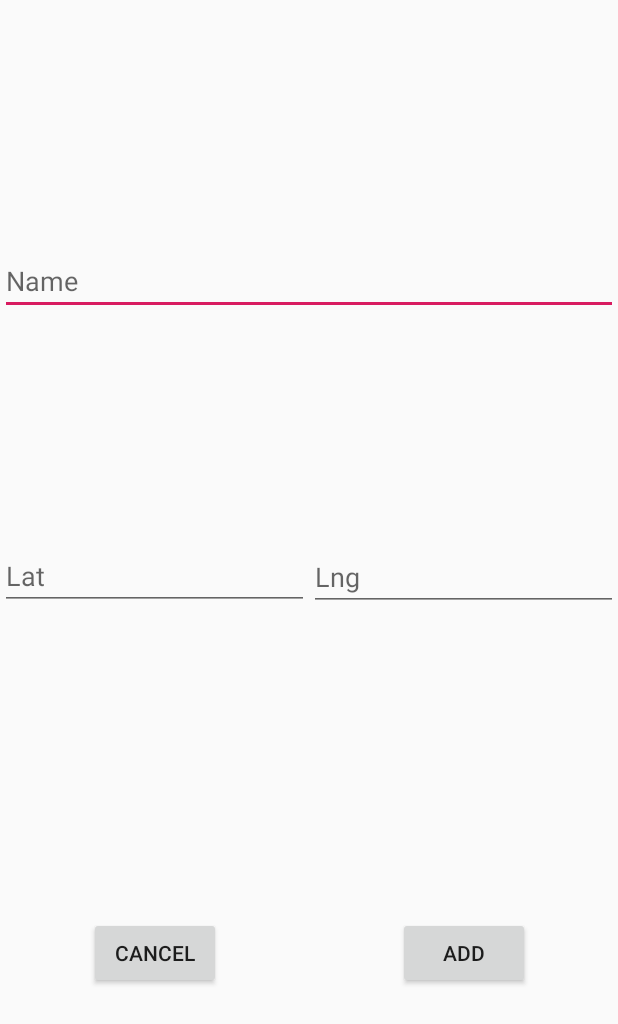
After one commit to PrinceB3N/Schedule-Optimization, an Android app: the AddTaskActivity screen opened directly, with no data from a screen before it, on a phone screen of 412 x 824 dp. The commit adds this screen. Shown: the top 1024 px of the screen. Run offline under Robolectric (Android 15) with nearby library versions, the phone set to English and light mode, and no system bars; our stand-ins replace navigation-ui; network calls fail.

Commit message:
my - add activity for adding locations to json files

```diff
--- a/android/app/src/main/AndroidManifest.xml
+++ b/android/app/src/main/AndroidManifest.xml
@@ -20,7 +20,6 @@
         <activity
             android:name=".MainActivity"
             android:label="@string/title_activity_main">
-
         </activity>
         <!--
              The API key for Google Maps-based APIs is defined as a string resource.
@@ -44,6 +43,9 @@
                 <category android:name="android.intent.category.LAUNCHER" />
             </intent-filter>
         </activity>
+        <activity
+            android:name=".AddTaskActivity">
+        </activity>
     </application>
 
 </manifest>
--- /dev/null
+++ b/android/app/src/main/java/edu/ucsb/cs/cs48/schedoptim/AddTaskActivity.java
@@ -0,0 +1,81 @@
+package edu.ucsb.cs.cs48.schedoptim;
+
+import android.app.Activity;
+import android.content.Context;
+import android.content.DialogInterface;
+import android.content.Intent;
+import android.os.Bundle;
+import android.view.View;
+import android.util.Log;
+import android.view.View;
+import android.widget.Button;
+
+import androidx.appcompat.app.AppCompatActivity;
+import androidx.navigation.NavController;
+import androidx.navigation.Navigation;
+import androidx.navigation.ui.AppBarConfiguration;
+import androidx.navigation.ui.NavigationUI;
+
+import com.google.android.gms.maps.CameraUpdateFactory;
+import com.google.android.gms.maps.GoogleMap;
+import com.google.android.gms.maps.OnMapReadyCallback;
+import com.google.android.gms.maps.SupportMapFragment;
+import com.google.android.gms.maps.model.LatLng;
+import com.google.android.gms.maps.model.LatLngBounds;
+import com.google.android.gms.maps.model.MarkerOptions;
+import com.google.android.material.bottomnavigation.BottomNavigationView;
+import com.google.android.material.floatingactionbutton.FloatingActionButton;
+import com.google.android.gms.maps.model.PolylineOptions;
+import com.google.android.material.textfield.TextInputEditText;
+
+import java.io.File;
+import java.util.ArrayList;
+import java.util.List;
+
+import static edu.ucsb.cs.cs48.schedoptim.JSONUtils.getObjectFromJSON;
+import static edu.ucsb.cs.cs48.schedoptim.JSONUtils.getRouteFromNewLocations;
+import static edu.ucsb.cs.cs48.schedoptim.JSONUtils.getStoredRoute;
+
+public class AddTaskActivity extends Activity {
+
+    @Override
+    protected void onCreate(Bundle savedInstanceState) {
+        super.onCreate(savedInstanceState);
+        setContentView(R.layout.activity_add_task);
+
+        Button cancel = findViewById(R.id.button_cancel);
+        Button add = findViewById(R.id.button_add);
+        final TextInputEditText input_name = findViewById(R.id.textInput_name);
+        final TextInputEditText input_lat= findViewById(R.id.textInput_lat);
+        final TextInputEditText input_lng = findViewById(R.id.textInput_lng);
+
+        Intent i = getIntent();
+        final String file_dir = i.getStringExtra("path");
+        final String file_path = "/test.json";
+
+        add.setOnClickListener(new View.OnClickListener() {
+            @Override
+            public void onClick(View v) {
+                double lat = Double.valueOf(input_lat.getText().toString());
+                double lng = Double.valueOf(input_lng.getText().toString());
+                Location l = new Location(new LatLng(lat, lng),input_name.getText().toString());
+
+                Schedule s = (Schedule)getObjectFromJSON(Schedule.class,file_dir, file_path);
+                s.getLocations().add(l);
+                s.storeSchedule(file_dir, file_path);
+                Intent c = new Intent(getApplicationContext(), MapsActivity.class);
+                startActivity(c);
+            }
+        });
+
+        cancel.setOnClickListener(new View.OnClickListener() {
+            @Override
+            public void onClick(View v) {
+                Intent c = new Intent(getApplicationContext(), MapsActivity.class);
+                startActivity(c);
+            }
+        });
+
+    }
+
+}
--- a/android/app/src/main/java/edu/ucsb/cs/cs48/schedoptim/MapsActivity.java
+++ b/android/app/src/main/java/edu/ucsb/cs/cs48/schedoptim/MapsActivity.java
@@ -4,6 +4,7 @@ import androidx.fragment.app.FragmentActivity;
 
 import android.content.Context;
 import android.content.DialogInterface;
+import android.content.Intent;
 import android.os.Bundle;
 import android.view.View;
 import android.util.Log;
@@ -47,6 +48,16 @@ public class MapsActivity extends FragmentActivity implements OnMapReadyCallback
 
         //store program's internal read/write storage directory path
         file_dir = this.getFilesDir().toString();
+
+        FloatingActionButton fab = findViewById(R.id.fab);
+        fab.setOnClickListener(new View.OnClickListener() {
+            @Override
+            public void onClick(View view) {
+                Intent addLoc = new Intent(getApplicationContext(), AddTaskActivity.class);
+                addLoc.putExtra("path", file_dir);
+                startActivity(addLoc);
+            }
+        });
 
         Button b = findViewById(R.id.button);
         b.setOnClickListener(new View.OnClickListener() {
--- /dev/null
+++ b/android/app/src/main/res/layout/activity_add_task.xml
@@ -0,0 +1,77 @@
+<?xml version="1.0" encoding="utf-8"?>
+<androidx.constraintlayout.widget.ConstraintLayout xmlns:android="http://schemas.android.com/apk/res/android"
+    xmlns:app="http://schemas.android.com/apk/res-auto"
+    xmlns:tools="http://schemas.android.com/tools"
+    android:id="@+id/constrainLayout"
+    android:layout_width="match_parent"
+    android:layout_height="match_parent"
+    android:orientation="vertical">
+
+    <com.google.android.material.textfield.TextInputEditText
+        android:id="@+id/textInput_name"
+        android:layout_width="match_parent"
+        android:layout_height="wrap_content"
+        android:hint="Name"
+        app:layout_constraintTop_toTopOf="@+id/guideline3"
+        tools:layout_editor_absoluteX="0dp" />
+
+    <com.google.android.material.textfield.TextInputEditText
+        android:id="@+id/textInput_lat"
+        android:layout_width="0dp"
+        android:layout_height="wrap_content"
+        android:layout_marginTop="151dp"
+        android:hint="Lat"
+        app:layout_constraintEnd_toStartOf="@+id/guideline5"
+        app:layout_constraintStart_toStartOf="parent"
+        app:layout_constraintTop_toBottomOf="@+id/textInput_name" />
+
+    <com.google.android.material.textfield.TextInputEditText
+        android:id="@+id/textInput_lng"
+        android:layout_width="0dp"
+        android:layout_height="wrap_content"
+        android:layout_marginTop="152dp"
+        android:hint="Lng"
+        app:layout_constraintEnd_toEndOf="parent"
+        app:layout_constraintHorizontal_bias="0.0"
+        app:layout_constraintStart_toEndOf="@+id/textInput_lat"
+        app:layout_constraintTop_toBottomOf="@+id/textInput_name" />
+
+    <Button
+        android:id="@+id/button_cancel"
+        android:layout_width="wrap_content"
+        android:layout_height="wrap_content"
+        android:text="Cancel"
+        app:layout_constraintBottom_toTopOf="@+id/guideline4"
+        app:layout_constraintEnd_toStartOf="@+id/guideline5"
+        app:layout_constraintStart_toStartOf="parent" />
+
+    <Button
+        android:id="@+id/button_add"
+        android:layout_width="wrap_content"
+        android:layout_height="wrap_content"
+        android:text="Add"
+        app:layout_constraintBottom_toTopOf="@+id/guideline4"
+        app:layout_constraintEnd_toEndOf="parent"
+        app:layout_constraintStart_toStartOf="@+id/guideline5" />
+
+    <androidx.constraintlayout.widget.Guideline
+        android:id="@+id/guideline3"
+        android:layout_width="wrap_content"
+        android:layout_height="wrap_content"
+        android:orientation="horizontal"
+        app:layout_constraintGuide_percent="0.2" />
+
+    <androidx.constraintlayout.widget.Guideline
+        android:id="@+id/guideline4"
+        android:layout_width="wrap_content"
+        android:layout_height="wrap_content"
+        android:orientation="horizontal"
+        app:layout_constraintGuide_percent="0.8" />
+
+    <androidx.constraintlayout.widget.Guideline
+        android:id="@+id/guideline5"
+        android:layout_width="wrap_content"
+        android:layout_height="wrap_content"
+        android:orientation="vertical"
+        app:layout_constraintGuide_percent="0.5" />
+</androidx.constraintlayout.widget.ConstraintLayout>
--- a/android/app/src/main/res/layout/activity_maps.xml
+++ b/android/app/src/main/res/layout/activity_maps.xml
@@ -48,4 +48,13 @@
         app:layout_constraintStart_toStartOf="parent"
         app:layout_constraintTop_toBottomOf="@+id/map" />
 
+    <com.google.android.material.floatingactionbutton.FloatingActionButton
+        android:id="@+id/fab"
+        android:layout_width="wrap_content"
+        android:layout_height="wrap_content"
+        android:clickable="true"
+        app:layout_constraintBottom_toBottomOf="parent"
+        app:layout_constraintEnd_toEndOf="parent"
+        app:srcCompat="@android:drawable/ic_input_add" />
+
 </androidx.constraintlayout.widget.ConstraintLayout>
```
